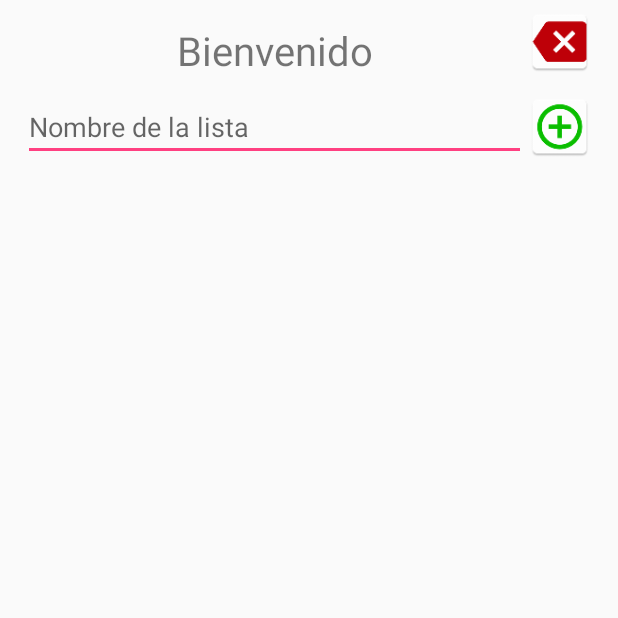
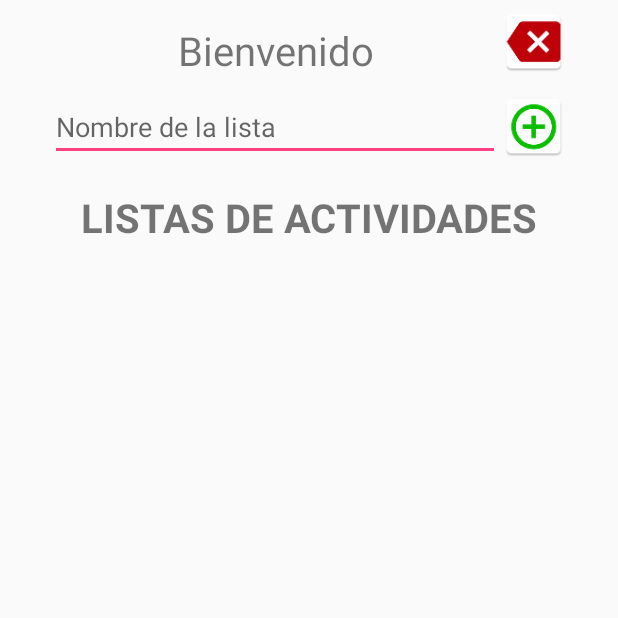
Before and after one commit to MinottaDeveloper/ListaFirebase_JerryMinotta, an Android app: the HomeListas screen opened directly, with no data from a screen before it, on a phone screen of 412 x 824 dp, the top half of it. Run offline under Robolectric (Android 15) with nearby library versions, the phone set to English and light mode, and no system bars; our stand-ins replace Firebase (no records; nobody signed in at launch, a user with empty details on screens opened directly); 5 statements that could not run were skipped.

Commit message:
LIST WITH ADD & REMOVE

```diff
--- a/app/build.gradle
+++ b/app/build.gradle
@@ -30,6 +30,7 @@ dependencies {
     implementation 'com.google.firebase:firebase-auth:16.0.4'
     implementation 'com.google.firebase:firebase-database:16.0.3'
     implementation 'com.google.firebase:firebase-core:16.0.4'
+    implementation 'com.firebaseui:firebase-ui-database:4.2.1'
 }
 
 apply plugin: 'com.google.gms.google-services'
--- a/app/src/main/java/developer/jerryminotta/listafirebase_jerryminotta/HomeListas.java
+++ b/app/src/main/java/developer/jerryminotta/listafirebase_jerryminotta/HomeListas.java
@@ -12,6 +12,7 @@ import android.view.View;
 import android.widget.Button;
 import android.widget.EditText;
 import android.widget.ImageButton;
+import android.widget.ListView;
 import android.widget.TextView;
 import android.widget.Toast;
 
@@ -22,17 +23,20 @@ import com.google.firebase.database.DataSnapshot;
 import com.google.firebase.database.DatabaseError;
 import com.google.firebase.database.DatabaseReference;
 import com.google.firebase.database.FirebaseDatabase;
+import com.google.firebase.database.Query;
 import com.google.firebase.database.ValueEventListener;
 
 import java.util.ArrayList;
 import java.util.List;
 
-public class HomeListas extends AppCompatActivity {
+public class HomeListas extends AppCompatActivity implements  settingList{
 
     FirebaseDatabase firebaseDatabase;
     DatabaseReference reference;
     FirebaseAuth auth;
     TextView tv_bienvenido;
+
+    ListaFirebase<Lista>  listaFirebase;
 
     String idLocal;
 
@@ -82,6 +86,8 @@ public class HomeListas extends AppCompatActivity {
         recyclerView= findViewById(R.id.rv_listaListas);
         recyclerView.setLayoutManager(new LinearLayoutManager(this, LinearLayoutManager.VERTICAL, false));
 
+        final ListView lv_tareasListas= findViewById(R.id.lv_tareasListas);
+
 
 
         //___________________________________
@@ -109,7 +115,7 @@ public class HomeListas extends AppCompatActivity {
             });
 
                     //-----------------------------------------------agrega listas iniciales
-
+/*
 
             firebaseDatabase.getReference().child("usuarios").child(idLocal).child("listas").addValueEventListener(new ValueEventListener() {
                 @Override
@@ -136,8 +142,52 @@ public class HomeListas extends AppCompatActivity {
 
                 }
             });
+*/
+        //----------------------------------------------------
+
+            listaFirebase = new ListaFirebase<>(new ListaFirebase.getVariables<Lista>() {
+                @Override
+                public ListView getViewListas() {
+                    return lv_tareasListas;
+                }
+
+                @Override
+                public Query getUbicacionBase() {
+                    return firebaseDatabase.getReference().child("usuarios").child(idLocal).child("listas");
+                }
+
+                @Override
+                public Class getClaseModelo() {
+                    return Lista.class;
+                }
+
+                @Override
+                public int getLayoutList() {
+                    return R.layout.lista_list;
+                }
+
+                @Override
+                public void populateView(@NonNull View v, @NonNull Lista model, final int position) {
+
+                    TextView tv_nameLista = v.findViewById(R.id.tv_nameLista);
+
+                    tv_nameLista.setText(model.getTitulo());
+
+                   //listaFirebase.getNodoPrincipal().push().setValue()
 
 
+                    v.setOnClickListener(new View.OnClickListener() {
+                        @Override
+                        public void onClick(View v) {
+                            listaFirebase.getDato(position).removeValue();
+                        }
+                    });
+
+
+                }
+            });
+
+            //--------------------------------------
 
         }else{
             Intent intent= new Intent(HomeListas.this, MainActivity.class);
@@ -179,5 +229,32 @@ public class HomeListas extends AppCompatActivity {
         });
 
 
+
+
+
             }
+
+    @Override
+    public void onStart() {
+        listaFirebase.startList();
+        super.onStart();
+    }
+
+    @Override
+    public void onStop() {
+        listaFirebase.stopList();
+        super.onStop();
+    }
+/*
+    @Override
+    protected void onStart() {
+        listaFirebase.startList();
+        super.onStart();
+    }
+
+    @Override
+    protected void onStop() {
+        listaFirebase.stopList();
+        super.onStop();
+    }*/
 }
--- a/app/src/main/java/developer/jerryminotta/listafirebase_jerryminotta/MainActivity.java
+++ b/app/src/main/java/developer/jerryminotta/listafirebase_jerryminotta/MainActivity.java
@@ -50,8 +50,8 @@ public class MainActivity extends AppCompatActivity {
             @Override
             public void onClick(View v) {
 
-                String correo = et_correo.getText().toString();
-                String contrasena= et_contrasena.getText().toString();
+                String correo = et_correo.getText().toString().trim();
+                String contrasena= et_contrasena.getText().toString().trim();
 
                 auth.signInWithEmailAndPassword(correo, contrasena).addOnCompleteListener(new OnCompleteListener<AuthResult>() {
                     @Override
--- a/app/src/main/res/layout/activity_home_listas.xml
+++ b/app/src/main/res/layout/activity_home_listas.xml
@@ -13,7 +13,7 @@
 
         <TextView
             android:id="@+id/tv_bienvenido"
-            android:layout_width="335dp"
+            android:layout_width="300dp"
             android:layout_height="wrap_content"
             android:textAlignment="center"
             android:text="Bienvenido"
@@ -38,7 +38,7 @@
 
         <EditText
             android:id="@+id/et_nombreLista"
-            android:layout_width="335dp"
+            android:layout_width="300dp"
             android:layout_height="wrap_content"
             android:hint="Nombre de la lista"/>
 
@@ -62,20 +62,28 @@
             android:layout_width="match_parent"
             android:layout_height="wrap_content"
             android:id="@+id/output"
-            android:textSize="15pt"
+            android:textSize="12pt"
             android:textStyle="bold"
             android:textAlignment="center"
-            android:text="PRUEBA"
+            android:text="LISTAS DE ACTIVIDADES"
             android:padding="3dp"/>
 
         <android.support.v7.widget.RecyclerView
             android:layout_width="match_parent"
-            android:layout_height="match_parent"
+            android:layout_height="wrap_content"
             android:id="@+id/rv_listaListas">
 
 
         </android.support.v7.widget.RecyclerView>
 
+        <ListView
+            android:layout_width="match_parent"
+            android:id="@+id/lv_tareasListas"
+            android:layout_height="wrap_content">
+
+
+        </ListView>
+
     </LinearLayout>
 
 </LinearLayout>
--- a/app/src/main/res/values/strings.xml
+++ b/app/src/main/res/values/strings.xml
@@ -1,3 +1,4 @@
 <resources>
     <string name="app_name">ListaFirebase_JerryMinotta</string>
+    <string name="btn_registro_ingresar">Terminar</string>
 </resources>
```
Also changed, not shown: app/src/main/res/layout/activity_main.xml (+17 -3 lines), app/src/main/res/layout/activity_registro.xml (+23 -5 lines).
